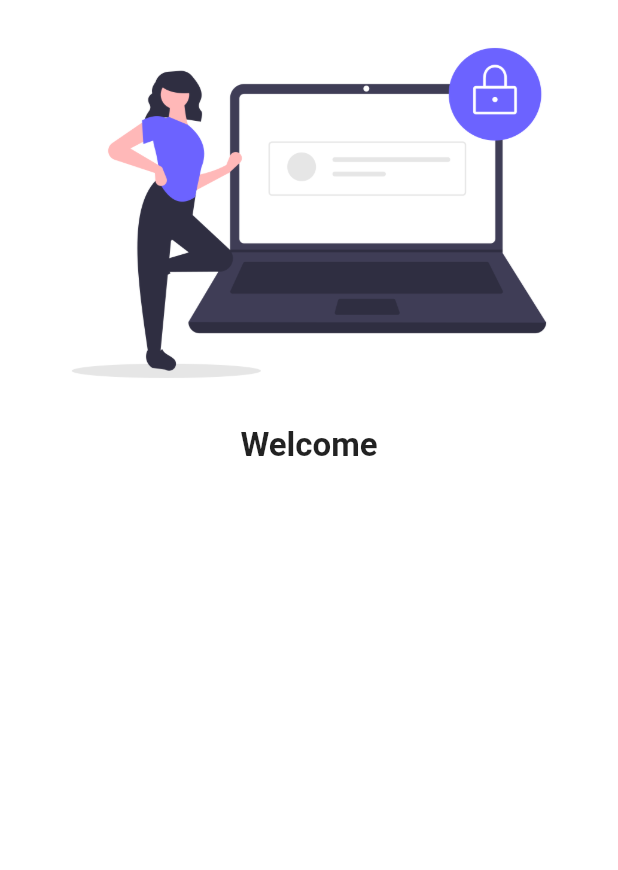
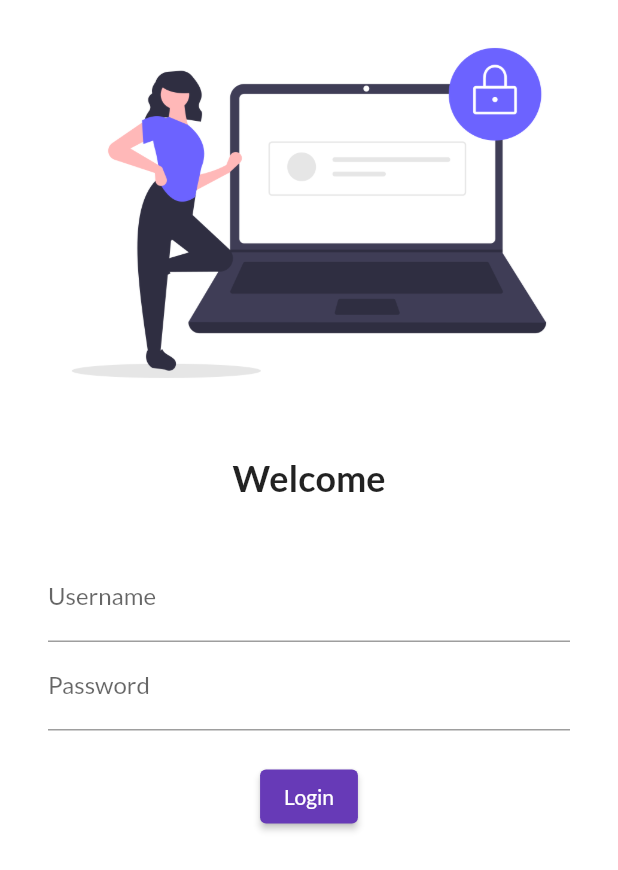
Before and after one commit to contactroshan1999/Flutter, a Flutter app: the screen it shows after launch, on a phone screen of 412 x 824 dp. Shown: the top 870 px of the screen. Run offline on Flutter 3.47's test engine with Material 2 defaults, Android fonts, the phone set to English and light mode, and no system bars; our stand-ins replace google_fonts.

Commit message:
d4 finished

```diff
--- a/lib/main.dart
+++ b/lib/main.dart
@@ -1,6 +1,7 @@
 import 'package:flutter/material.dart';
 import 'package:my_first_project/pages/home_page.dart';
 import 'package:my_first_project/pages/login_page.dart';
+import 'package:google_fonts/google_fonts.dart';
 
 void main() {
   runApp(MyApp());
@@ -24,12 +25,17 @@ class MyApp extends StatelessWidget {
     return MaterialApp(
         // home: HomePage(),
         // theme: ThemeData.dark()
-        theme: ThemeData(primarySwatch: Colors.deepPurple),
+        theme: ThemeData(
+            primarySwatch: Colors.deepPurple,
+            fontFamily: GoogleFonts.lato().fontFamily
+            // primaryTextTheme: GoogleFonts.latoTextTheme()
+            ),
         themeMode: ThemeMode.light,
         darkTheme: ThemeData(
             // brightness: Brightness.dark,
             primarySwatch: Colors.pink),
         // initialRoute: "/home",
+
         routes: {
           "/": (context) => LoginPage(),
           "/login": (context) => LoginPage(),
--- a/lib/pages/login_page.dart
+++ b/lib/pages/login_page.dart
@@ -23,11 +23,38 @@ class LoginPage extends StatelessWidget {
               "assets/images/login_image.png",
               fit: BoxFit.cover,
             ),
+            SizedBox(height: 20.0),
             Text(
               "Welcome",
               style: TextStyle(
-                fontSize: 22,
+                fontSize: 24,
                 fontWeight: FontWeight.bold,
+              ),
+            ),
+            SizedBox(height: 20.0),
+            Padding(
+              padding:
+                  const EdgeInsets.symmetric(vertical: 16.0, horizontal: 32.0),
+              child: Column(
+                children: [
+                  TextFormField(
+                    decoration: InputDecoration(
+                        hintText: "Enter User Name", labelText: "Username"),
+                  ),
+                  TextFormField(
+                    obscureText: true,
+                    decoration: InputDecoration(
+                        hintText: "Enter Your Password", labelText: "Password"),
+                  ),
+                  SizedBox(height: 20.0),
+                  ElevatedButton(
+                    child: Text("Login"),
+                    style: TextButton.styleFrom(),
+                    onPressed: () {
+                      print("Login Successful");
+                    },
+                  )
+                ],
               ),
             )
           ],
--- a/pubspec.yaml
+++ b/pubspec.yaml
@@ -35,6 +35,8 @@ dependencies:
   # The following adds the Cupertino Icons font to your application.
   # Use with the CupertinoIcons class for iOS style icons.
   cupertino_icons: ^1.0.2
+  google_fonts: ^4.0.4
+
 
 dev_dependencies:
   flutter_test:
```
Also changed, not shown: pubspec.lock, 1 other file.
